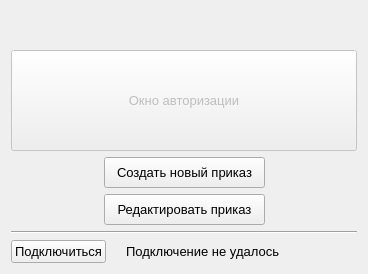
Before: the Qt Designer form cstartpage.ui in YakSid/PDNK2, drawn with Qt 5.
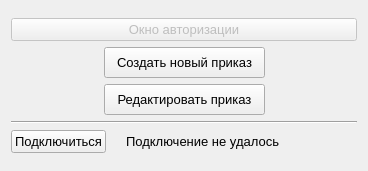
After: the same form once the commit is applied. Icons and pictures are not drawn.

```diff
--- a/cstartpage.ui
+++ b/cstartpage.ui
@@ -7,7 +7,7 @@
     <x>0</x>
     <y>0</y>
     <width>368</width>
-    <height>274</height>
+    <height>171</height>
    </rect>
   </property>
   <property name="font">
@@ -40,7 +40,7 @@
      <property name="minimumSize">
       <size>
        <width>0</width>
-       <height>101</height>
+       <height>0</height>
       </size>
      </property>
      <property name="text">
@@ -211,6 +211,19 @@
      </item>
     </layout>
    </item>
+   <item>
+    <spacer name="verticalSpacer_2">
+     <property name="orientation">
+      <enum>Qt::Vertical</enum>
+     </property>
+     <property name="sizeHint" stdset="0">
+      <size>
+       <width>20</width>
+       <height>40</height>
+      </size>
+     </property>
+    </spacer>
+   </item>
   </layout>
  </widget>
  <resources>
```
